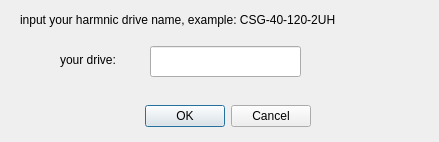
AimanHaidar/harmonic-drive-selector, file utils/harmonic_drive_selector/gui/ui/selection_input_dialog.ui: the form before one commit.
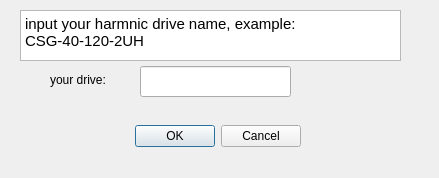
The form after the commit.

```diff
--- a/utils/harmonic_drive_selector/gui/ui/selection_input_dialog.ui
+++ b/utils/harmonic_drive_selector/gui/ui/selection_input_dialog.ui
@@ -7,7 +7,7 @@
     <x>0</x>
     <y>0</y>
     <width>439</width>
-    <height>142</height>
+    <height>178</height>
    </rect>
   </property>
   <property name="windowTitle">
@@ -16,8 +16,8 @@
   <widget class="QDialogButtonBox" name="buttonBox">
    <property name="geometry">
     <rect>
-     <x>130</x>
-     <y>100</y>
+     <x>120</x>
+     <y>120</y>
      <width>181</width>
      <height>32</height>
     </rect>
@@ -32,31 +32,18 @@
   <widget class="QLineEdit" name="lineEdit">
    <property name="geometry">
     <rect>
-     <x>150</x>
-     <y>46</y>
+     <x>140</x>
+     <y>66</y>
      <width>151</width>
      <height>31</height>
     </rect>
    </property>
   </widget>
-  <widget class="QLabel" name="label">
-   <property name="geometry">
-    <rect>
-     <x>20</x>
-     <y>10</y>
-     <width>391</width>
-     <height>19</height>
-    </rect>
-   </property>
-   <property name="text">
-    <string>input your harmnic drive name, example: CSG-40-120-2UH</string>
-   </property>
-  </widget>
   <widget class="QLabel" name="label_2">
    <property name="geometry">
     <rect>
-     <x>60</x>
-     <y>50</y>
+     <x>50</x>
+     <y>70</y>
      <width>81</width>
      <height>19</height>
     </rect>
@@ -65,6 +52,23 @@
     <string>your drive:</string>
    </property>
   </widget>
+  <widget class="QTextBrowser" name="textBrowser">
+   <property name="geometry">
+    <rect>
+     <x>20</x>
+     <y>10</y>
+     <width>381</width>
+     <height>51</height>
+    </rect>
+   </property>
+   <property name="html">
+    <string>&lt;!DOCTYPE HTML PUBLIC &quot;-//W3C//DTD HTML 4.0//EN&quot; &quot;http://www.w3.org/TR/REC-html40/strict.dtd&quot;&gt;
+&lt;html&gt;&lt;head&gt;&lt;meta name=&quot;qrichtext&quot; content=&quot;1&quot; /&gt;&lt;style type=&quot;text/css&quot;&gt;
+p, li { white-space: pre-wrap; }
+&lt;/style&gt;&lt;/head&gt;&lt;body style=&quot; font-family:'Ubuntu Sans'; font-size:11pt; font-weight:400; font-style:normal;&quot;&gt;
+&lt;p style=&quot; margin-top:0px; margin-bottom:0px; margin-left:0px; margin-right:0px; -qt-block-indent:0; text-indent:0px;&quot;&gt;input your harmnic drive name, example: CSG-40-120-2UH&lt;/p&gt;&lt;/body&gt;&lt;/html&gt;</string>
+   </property>
+  </widget>
  </widget>
  <resources/>
  <connections>
```
